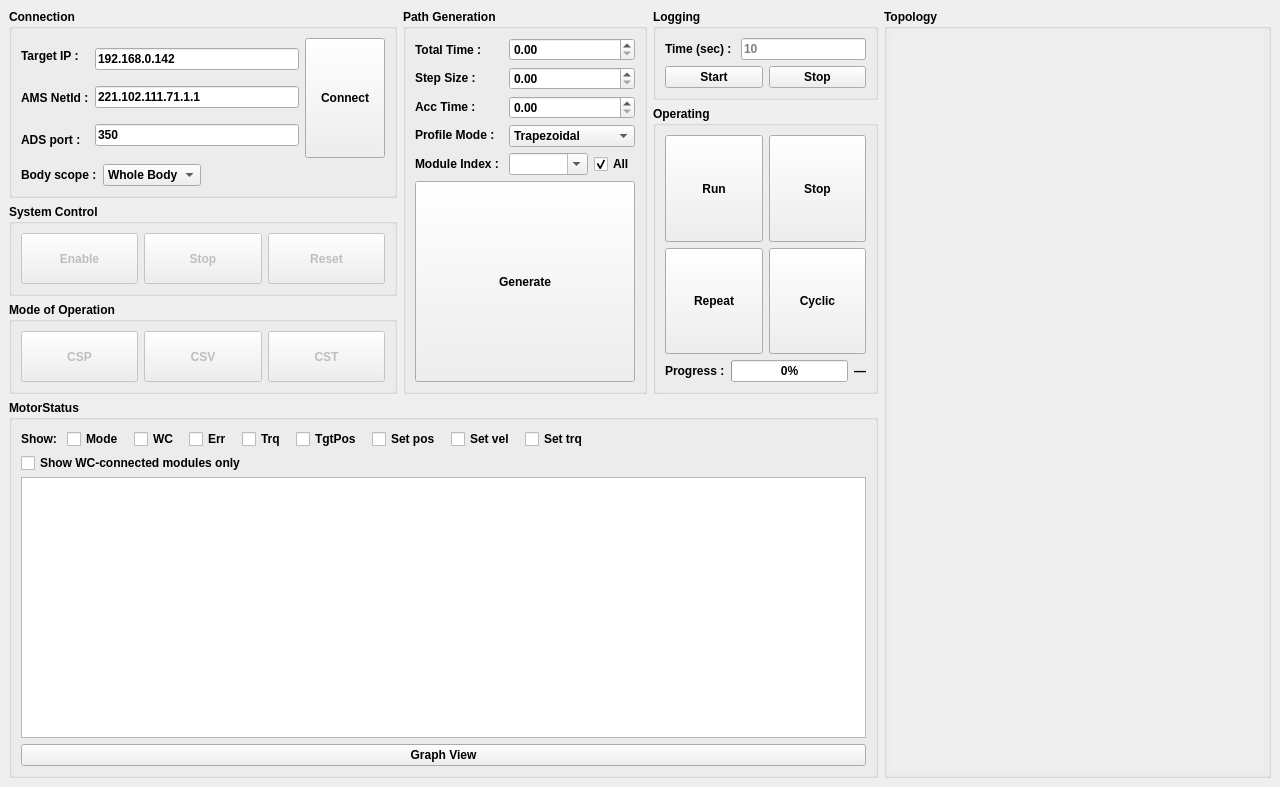
This is src/mainwindow.ui in hajunsong/twincat_ads_gui as Qt 5 draws it before an edit. The edited form follows.
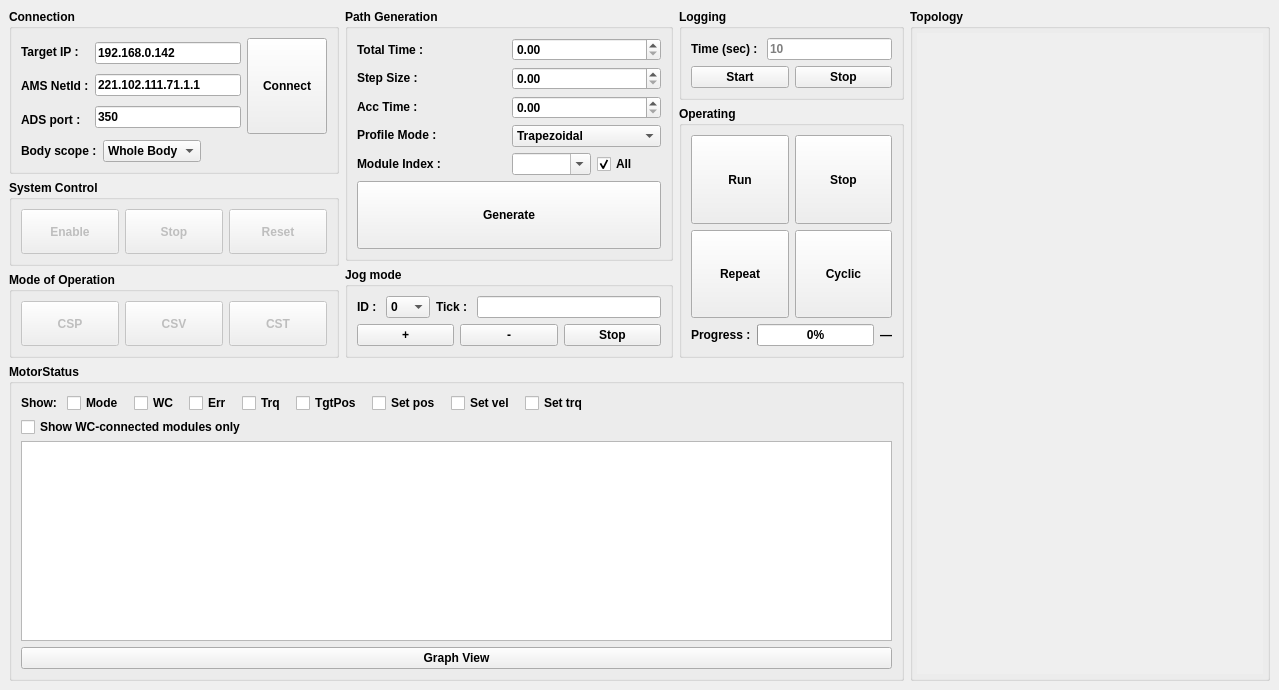
This is the edited form.

Commit message: moving motion(example) teaching & run

The edit to the form file:
```diff
--- a/src/mainwindow.ui
+++ b/src/mainwindow.ui
@@ -6,8 +6,8 @@
    <rect>
     <x>0</x>
     <y>0</y>
-    <width>1280</width>
-    <height>787</height>
+    <width>1279</width>
+    <height>690</height>
    </rect>
   </property>
   <property name="minimumSize">
@@ -26,9 +26,133 @@
    <string>TwinCAT ADS</string>
   </property>
   <widget class="QWidget" name="centralwidget">
-   <layout class="QGridLayout" name="gridLayout_7">
-    <item row="0" column="0">
-     <widget class="QGroupBox" name="groupConnection">
+   <layout class="QGridLayout" name="gridLayout_8">
+    <item row="1" column="0" rowspan="2">
+     <layout class="QVBoxLayout" name="verticalLayout_5">
+      <item>
+       <widget class="QGroupBox" name="groupBox_3">
+        <property name="title">
+         <string>System Control</string>
+        </property>
+        <layout class="QGridLayout" name="gridLayout_3">
+         <item row="0" column="0">
+          <widget class="QPushButton" name="btnEnable">
+           <property name="enabled">
+            <bool>false</bool>
+           </property>
+           <property name="sizePolicy">
+            <sizepolicy hsizetype="Minimum" vsizetype="Expanding">
+             <horstretch>0</horstretch>
+             <verstretch>0</verstretch>
+            </sizepolicy>
+           </property>
+           <property name="text">
+            <string>Enable</string>
+           </property>
+          </widget>
+         </item>
+         <item row="0" column="1">
+          <widget class="QPushButton" name="btnSystemStop">
+           <property name="enabled">
+            <bool>false</bool>
+           </property>
+           <property name="sizePolicy">
+            <sizepolicy hsizetype="Minimum" vsizetype="Expanding">
+             <horstretch>0</horstretch>
+             <verstretch>0</verstretch>
+            </sizepolicy>
+           </property>
+           <property name="text">
+            <string>Stop</string>
+           </property>
+          </widget>
+         </item>
+         <item row="0" column="2">
+          <widget class="QPushButton" name="btnReset">
+           <property name="enabled">
+            <bool>false</bool>
+           </property>
+           <property name="sizePolicy">
+            <sizepolicy hsizetype="Minimum" vsizetype="Expanding">
+             <horstretch>0</horstretch>
+             <verstretch>0</verstretch>
+            </sizepolicy>
+           </property>
+           <property name="text">
+            <string>Reset</string>
+           </property>
+          </widget>
+         </item>
+        </layout>
+       </widget>
+      </item>
+      <item>
+       <widget class="QGroupBox" name="groupBox_2">
+        <property name="title">
+         <string>Mode of Operation</string>
+        </property>
+        <layout class="QGridLayout" name="gridLayout_4">
+         <item row="0" column="0">
+          <widget class="QPushButton" name="btnCSP">
+           <property name="enabled">
+            <bool>false</bool>
+           </property>
+           <property name="sizePolicy">
+            <sizepolicy hsizetype="Minimum" vsizetype="Expanding">
+             <horstretch>0</horstretch>
+             <verstretch>0</verstretch>
+            </sizepolicy>
+           </property>
+           <property name="text">
+            <string>CSP</string>
+           </property>
+          </widget>
+         </item>
+         <item row="0" column="1">
+          <widget class="QPushButton" name="btnCSV">
+           <property name="enabled">
+            <bool>false</bool>
+           </property>
+           <property name="sizePolicy">
+            <sizepolicy hsizetype="Minimum" vsizetype="Expanding">
+             <horstretch>0</horstretch>
+             <verstretch>0</verstretch>
+            </sizepolicy>
+           </property>
+           <property name="text">
+            <string>CSV</string>
+           </property>
+          </widget>
+         </item>
+         <item row="0" column="2">
+          <widget class="QPushButton" name="btnCST">
+           <property name="enabled">
+            <bool>false</bool>
+           </property>
+           <property name="sizePolicy">
+            <sizepolicy hsizetype="Minimum" vsizetype="Expanding">
+             <horstretch>0</horstretch>
+             <verstretch>0</verstretch>
+            </sizepolicy>
+           </property>
+           <property name="text">
+            <string>CST</string>
+           </property>
+          </widget>
+         </item>
+        </layout>
+       </widget>
+      </item>
+     </layout>
+    </item>
+    <item row="3" column="0" colspan="3">
+     <widget class="QGroupBox" name="groupMotorSt">
+      <property name="sizePolicy">
+       <sizepolicy hsizetype="Preferred" vsizetype="Expanding">
+        <horstretch>0</horstretch>
+        <verstretch>2</verstretch>
+       </sizepolicy>
+      </property>
       <property name="font">
        <font>
         <weight>75</weight>
@@ -36,117 +160,85 @@
        </font>
       </property>
       <property name="title">
-       <string>Connection</string>
+       <string>MotorStatus</string>
       </property>
-      <layout class="QGridLayout" name="gridLayout">
-       <item row="0" column="0">
-        <layout class="QVBoxLayout" name="verticalLayout">
+      <layout class="QVBoxLayout" name="verticalLayout_motorSt">
+       <property name="spacing">
+        <number>4</number>
+       </property>
+       <item>
+        <layout class="QHBoxLayout" name="horizontalLayout_motorStCols">
+         <property name="spacing">
+          <number>10</number>
+         </property>
          <item>
-          <widget class="QLabel" name="labelHost">
+          <widget class="QLabel" name="labelMotorStCols">
            <property name="text">
-            <string>Target IP :</string>
+            <string>Show:</string>
            </property>
           </widget>
          </item>
          <item>
-          <widget class="QLabel" name="labelNetId">
+          <widget class="QCheckBox" name="cbMotorColMode">
            <property name="text">
-            <string>AMS NetId :</string>
+            <string>Mode</string>
            </property>
           </widget>
          </item>
          <item>
-          <widget class="QLabel" name="labelPort">
+          <widget class="QCheckBox" name="cbMotorColWc">
            <property name="text">
-            <string>ADS port :</string>
+            <string>WC</string>
            </property>
           </widget>
          </item>
-        </layout>
-       </item>
-       <item row="0" column="1">
-        <layout class="QVBoxLayout" name="verticalLayout_2">
          <item>
-          <widget class="QLineEdit" name="editHost">
-           <property name="toolTip">
-            <string>IPv4 or hostname of the TwinCAT runtime for ADS routing</string>
-           </property>
+          <widget class="QCheckBox" name="cbMotorColErr">
            <property name="text">
-            <string>192.168.0.142</string>
+            <string>Err</string>
            </property>
-           <property name="placeholderText">
-            <string>e.g. 192.168.0.142</string>
+           <property name="checked">
+            <bool>false</bool>
            </property>
           </widget>
          </item>
          <item>
-          <widget class="QLineEdit" name="editNetId">
+          <widget class="QCheckBox" name="cbMotorColTrq">
            <property name="text">
-            <string>221.102.111.71.1.1</string>
+            <string>Trq</string>
            </property>
-           <property name="placeholderText">
-            <string>e.g. 192.168.0.10.1.1</string>
-           </property>
           </widget>
          </item>
          <item>
-          <widget class="QLineEdit" name="editPort">
-           <property name="toolTip">
-            <string>Not TCP. Use the ADS port from the PLC task (e.g. Task properties) or PLC runtime (often 851 on TC3).</string>
+          <widget class="QCheckBox" name="cbMotorColTgtPos">
+           <property name="text">
+            <string>TgtPos</string>
            </property>
+          </widget>
+         </item>
+         <item>
+          <widget class="QCheckBox" name="cbMotorColSetPos">
            <property name="text">
-            <string>350</string>
+            <string>Set pos</string>
            </property>
-           <property name="placeholderText">
-            <string>e.g. task port 350 or PLC1 851</string>
-           </property>
           </widget>
          </item>
-        </layout>
-       </item>
-       <item row="0" column="2">
-        <widget class="QPushButton" name="btnConnect">
-         <property name="sizePolicy">
-          <sizepolicy hsizetype="Minimum" vsizetype="Expanding">
-           <horstretch>0</horstretch>
-           <verstretch>0</verstretch>
-          </sizepolicy>
-         </property>
-         <property name="text">
-          <string>Connect</string>
-         </property>
-        </widget>
-       </item>
-       <item row="1" column="0" colspan="2">
-        <layout class="QHBoxLayout" name="horizontalLayoutBodyScope">
          <item>
-          <widget class="QLabel" name="labelBodyScope">
+          <widget class="QCheckBox" name="cbMotorColSetVel">
            <property name="text">
-            <string>Body scope :</string>
+            <string>Set vel</string>
            </property>
           </widget>
          </item>
          <item>
-          <widget class="QComboBox" name="comboBodyScope">
-           <item>
-            <property name="text">
-             <string>Whole Body</string>
-            </property>
-           </item>
-           <item>
-            <property name="text">
-             <string>Upper Body</string>
-            </property>
-           </item>
-           <item>
-            <property name="text">
-             <string>Lower Body</string>
-            </property>
-           </item>
+          <widget class="QCheckBox" name="cbMotorColSetTrq">
+           <property name="text">
+            <string>Set trq</string>
+           </property>
           </widget>
          </item>
          <item>
-          <spacer name="horizontalSpacerBodyScope">
+          <spacer name="horizontalSpacer_motorStCols">
            <property name="orientation">
             <enum>Qt::Horizontal</enum>
            </property>
@@ -160,6 +252,80 @@
          </item>
         </layout>
        </item>
+       <item>
+        <widget class="QCheckBox" name="cbMotorStWcConnectedOnly">
+         <property name="text">
+          <string>Show WC-connected modules only</string>
+         </property>
+        </widget>
+       </item>
+       <item>
+        <layout class="QVBoxLayout" name="verticalLayout_motorStTableSection">
+         <property name="spacing">
+          <number>6</number>
+         </property>
+         <property name="leftMargin">
+          <number>0</number>
+         </property>
+         <property name="topMargin">
+          <number>0</number>
+         </property>
+         <property name="rightMargin">
+          <number>0</number>
+         </property>
+         <property name="bottomMargin">
+          <number>0</number>
+         </property>
+         <item>
+          <widget class="QTableView" name="tableViewMotorSt">
+           <property name="sizePolicy">
+            <sizepolicy hsizetype="Expanding" vsizetype="Expanding">
+             <horstretch>0</horstretch>
+             <verstretch>1</verstretch>
+            </sizepolicy>
+           </property>
+           <property name="minimumSize">
+            <size>
+             <width>0</width>
+             <height>200</height>
+            </size>
+           </property>
+           <property name="alternatingRowColors">
+            <bool>true</bool>
+           </property>
+           <property name="selectionMode">
+            <enum>QAbstractItemView::SingleSelection</enum>
+           </property>
+           <property name="selectionBehavior">
+            <enum>QAbstractItemView::SelectRows</enum>
+           </property>
+           <property name="showGrid">
+            <bool>true</bool>
+           </property>
+           <property name="sortingEnabled">
+            <bool>false</bool>
+           </property>
+          </widget>
+         </item>
+         <item>
+          <layout class="QHBoxLayout" name="horizontalLayout_graphView">
+           <item>
+            <widget class="QPushButton" name="btnGraphView">
+             <property name="sizePolicy">
+              <sizepolicy hsizetype="Minimum" vsizetype="Fixed">
+               <horstretch>0</horstretch>
+               <verstretch>0</verstretch>
+              </sizepolicy>
+             </property>
+             <property name="text">
+              <string>Graph View</string>
+             </property>
+            </widget>
+           </item>
+          </layout>
+         </item>
+        </layout>
+       </item>
       </layout>
      </widget>
     </item>
@@ -272,7 +438,7 @@
       </layout>
      </widget>
     </item>
-    <item row="0" column="2" rowspan="2">
+    <item row="0" column="2" rowspan="3">
      <layout class="QVBoxLayout" name="verticalLayout_6">
       <item>
        <widget class="QGroupBox" name="groupBox_4">
@@ -439,125 +605,143 @@
       </item>
      </layout>
     </item>
-    <item row="1" column="0">
-     <layout class="QVBoxLayout" name="verticalLayout_5">
-      <item>
-       <widget class="QGroupBox" name="groupBox_3">
-        <property name="title">
-         <string>System Control</string>
-        </property>
-        <layout class="QGridLayout" name="gridLayout_3">
-         <item row="0" column="0">
-          <widget class="QPushButton" name="btnEnable">
-           <property name="enabled">
-            <bool>false</bool>
-           </property>
-           <property name="sizePolicy">
-            <sizepolicy hsizetype="Minimum" vsizetype="Expanding">
-             <horstretch>0</horstretch>
-             <verstretch>0</verstretch>
-            </sizepolicy>
-           </property>
+    <item row="0" column="0">
+     <widget class="QGroupBox" name="groupConnection">
+      <property name="font">
+       <font>
+        <weight>75</weight>
+        <bold>true</bold>
+       </font>
+      </property>
+      <property name="title">
+       <string>Connection</string>
+      </property>
+      <layout class="QGridLayout" name="gridLayout">
+       <item row="0" column="0">
+        <layout class="QVBoxLayout" name="verticalLayout">
+         <item>
+          <widget class="QLabel" name="labelHost">
            <property name="text">
-            <string>Enable</string>
+            <string>Target IP :</string>
            </property>
           </widget>
          </item>
-         <item row="0" column="1">
-          <widget class="QPushButton" name="btnSystemStop">
-           <property name="enabled">
-            <bool>false</bool>
-           </property>
-           <property name="sizePolicy">
-            <sizepolicy hsizetype="Minimum" vsizetype="Expanding">
-             <horstretch>0</horstretch>
-             <verstretch>0</verstretch>
-            </sizepolicy>
-           </property>
+         <item>
+          <widget class="QLabel" name="labelNetId">
            <property name="text">
-            <string>Stop</string>
+            <string>AMS NetId :</string>
            </property>
           </widget>
          </item>
-         <item row="0" column="2">
-          <widget class="QPushButton" name="btnReset">
-           <property name="enabled">
-            <bool>false</bool>
-           </property>
-           <property name="sizePolicy">
-            <sizepolicy hsizetype="Minimum" vsizetype="Expanding">
-             <horstretch>0</horstretch>
-             <verstretch>0</verstretch>
-            </sizepolicy>
-           </property>
+         <item>
+          <widget class="QLabel" name="labelPort">
            <property name="text">
-            <string>Reset</string>
+            <string>ADS port :</string>
            </property>
           </widget>
          </item>
         </layout>
-       </widget>
-      </item>
-      <item>
-       <widget class="QGroupBox" name="groupBox_2">
-        <property name="title">
-         <string>Mode of Operation</string>
-        </property>
-        <layout class="QGridLayout" name="gridLayout_4">
-         <item row="0" column="0">
-          <widget class="QPushButton" name="btnCSP">
-           <property name="enabled">
-            <bool>false</bool>
+       </item>
+       <item row="0" column="1">
+        <layout class="QVBoxLayout" name="verticalLayout_2">
+         <item>
+          <widget class="QLineEdit" name="editHost">
+           <property name="toolTip">
+            <string>IPv4 or hostname of the TwinCAT runtime for ADS routing</string>
            </property>
-           <property name="sizePolicy">
-            <sizepolicy hsizetype="Minimum" vsizetype="Expanding">
-             <horstretch>0</horstretch>
-             <verstretch>0</verstretch>
-            </sizepolicy>
-           </property>
            <property name="text">
-            <string>CSP</string>
+            <string>192.168.0.142</string>
            </property>
+           <property name="placeholderText">
+            <string>e.g. 192.168.0.142</string>
+           </property>
           </widget>
          </item>
-         <item row="0" column="1">
-          <widget class="QPushButton" name="btnCSV">
-           <property name="enabled">
-            <bool>false</bool>
-           </property>
-           <property name="sizePolicy">
-            <sizepolicy hsizetype="Minimum" vsizetype="Expanding">
-             <horstretch>0</horstretch>
-             <verstretch>0</verstretch>
-            </sizepolicy>
-           </property>
+         <item>
+          <widget class="QLineEdit" name="editNetId">
            <property name="text">
-            <string>CSV</string>
+            <string>221.102.111.71.1.1</string>
            </property>
+           <property name="placeholderText">
+            <string>e.g. 192.168.0.10.1.1</string>
+           </property>
           </widget>
          </item>
-         <item row="0" column="2">
-          <widget class="QPushButton" name="btnCST">
-           <property name="enabled">
-            <bool>false</bool>
+         <item>
+          <widget class="QLineEdit" name="editPort">
+           <property name="toolTip">
+            <string>Not TCP. Use the ADS port from the PLC task (e.g. Task properties) or PLC runtime (often 851 on TC3).</string>
            </property>
-           <property name="sizePolicy">
-            <sizepolicy hsizetype="Minimum" vsizetype="Expanding">
-             <horstretch>0</horstretch>
-             <verstretch>0</verstretch>
-            </sizepolicy>
+           <property name="text">
+            <string>350</string>
            </property>
+           <property name="placeholderText">
+            <string>e.g. task port 350 or PLC1 851</string>
+           </property>
+          </widget>
+         </item>
+        </layout>
+       </item>
+       <item row="0" column="2">
+        <widget class="QPushButton" name="btnConnect">
+         <property name="sizePolicy">
+          <sizepolicy hsizetype="Minimum" vsizetype="Expanding">
+           <horstretch>0</horstretch>
+           <verstretch>0</verstretch>
+          </sizepolicy>
+         </property>
+         <property name="text">
+          <string>Connect</string>
+         </property>
+        </widget>
+       </item>
+       <item row="1" column="0" colspan="2">
+        <layout class="QHBoxLayout" name="horizontalLayoutBodyScope">
+         <item>
+          <widget class="QLabel" name="labelBodyScope">
            <property name="text">
-            <string>CST</string>
+            <string>Body scope :</string>
            </property>
           </widget>
          </item>
+         <item>
+          <widget class="QComboBox" name="comboBodyScope">
+           <item>
+            <property name="text">
+             <string>Whole Body</string>
+            </property>
+           </item>
+           <item>
+            <property name="text">
+             <string>Upper Body</string>
+            </property>
+           </item>
+           <item>
+            <property name="text">
+             <string>Lower Body</string>
+            </property>
+           </item>
+          </widget>
+         </item>
+         <item>
+          <spacer name="horizontalSpacerBodyScope">
+           <property name="orientation">
+            <enum>Qt::Horizontal</enum>
+           </property>
+           <property name="sizeHint" stdset="0">
+            <size>
+             <width>40</width>
+             <height>20</height>
+            </size>
+           </property>
+          </spacer>
+         </item>
         </layout>
-       </widget>
-      </item>
-     </layout>
+       </item>
+      </layout>
+     </widget>
     </item>
-    <item row="0" column="3" rowspan="3">
+    <item row="0" column="3" rowspan="4">
      <widget class="QGroupBox" name="groupTopology">
       <property name="sizePolicy">
        <sizepolicy hsizetype="Preferred" vsizetype="Expanding">
@@ -607,7 +791,7 @@
             <x>0</x>
             <y>0</y>
             <width>346</width>
-            <height>735</height>
+            <height>640</height>
            </rect>
           </property>
          </widget>
@@ -616,184 +800,134 @@
       </layout>
      </widget>
     </item>
-    <item row="2" column="0" colspan="3">
-     <widget class="QGroupBox" name="groupMotorSt">
-      <property name="sizePolicy">
-       <sizepolicy hsizetype="Preferred" vsizetype="Expanding">
-        <horstretch>0</horstretch>
-        <verstretch>2</verstretch>
-       </sizepolicy>
-      </property>
-      <property name="font">
-       <font>
-        <weight>75</weight>
-        <bold>true</bold>
-       </font>
-      </property>
+    <item row="2" column="1">
+     <widget class="QGroupBox" name="groupBox_6">
       <property name="title">
-       <string>MotorStatus</string>
+       <string>Jog mode</string>
       </property>
-      <layout class="QVBoxLayout" name="verticalLayout_motorSt">
-       <property name="spacing">
-        <number>4</number>
-       </property>
-       <item>
-        <layout class="QHBoxLayout" name="horizontalLayout_motorStCols">
-         <property name="spacing">
-          <number>10</number>
-         </property>
+      <layout class="QGridLayout" name="gridLayout_7">
+       <item row="0" column="0">
+        <layout class="QHBoxLayout" name="horizontalLayout_4">
          <item>
-          <widget class="QLabel" name="labelMotorStCols">
+          <widget class="QLabel" name="label_7">
            <property name="text">
-            <string>Show:</string>
+            <string>ID : </string>
            </property>
           </widget>
          </item>
          <item>
-          <widget class="QCheckBox" name="cbMotorColMode">
-           <property name="text">
-            <string>Mode</string>
-           </property>
+          <widget class="QComboBox" name="JogID">
+           <item>
+            <property name="text">
+             <string>0</string>
+            </property>
+           </item>
+           <item>
+            <property name="text">
+             <string>1</string>
+            </property>
+           </item>
+           <item>
+            <property name="text">
+             <string>2</string>
+            </property>
+           </item>
+           <item>
+            <property name="text">
+             <string>3</string>
+            </property>
+           </item>
+           <item>
+            <property name="text">
+             <string>4</string>
+            </property>
+           </item>
+           <item>
+            <property name="text">
+             <string>5</string>
+            </property>
+           </item>
+           <item>
+            <property name="text">
+             <string>6</string>
+            </property>
+           </item>
+           <item>
+            <property name="text">
+             <string>7</string>
+            </property>
+           </item>
+           <item>
+            <property name="text">
+             <string>8</string>
+            </property>
+           </item>
+           <item>
+            <property name="text">
+             <string>9</string>
+            </property>
+           </item>
+           <item>
+            <property name="text">
+             <string>10</string>
+            </property>
+           </item>
+           <item>
+            <property name="text">
+             <string>11</string>
+            </property>
+           </item>
+           <item>
+            <property name="text">
+             <string>12</string>
+            </property>
+           </item>
+           <item>
+            <property name="text">
+             <string>13</string>
+            </property>
+           </item>
+           <item>
+            <property name="text">
+             <string>14</string>
+            </property>
+           </item>
           </widget>
          </item>
          <item>
-          <widget class="QCheckBox" name="cbMotorColWc">
+          <widget class="QLabel" name="label_8">
            <property name="text">
-            <string>WC</string>
+            <string>Tick : </string>
            </property>
           </widget>
          </item>
          <item>
-          <widget class="QCheckBox" name="cbMotorColErr">
-           <property name="text">
-            <string>Err</string>
-           </property>
-           <property name="checked">
-            <bool>false</bool>
-           </property>
-          </widget>
-         </item>
-         <item>
-          <widget class="QCheckBox" name="cbMotorColTrq">
-           <property name="text">
-            <string>Trq</string>
-           </property>
-          </widget>
-         </item>
-         <item>
-          <widget class="QCheckBox" name="cbMotorColTgtPos">
-           <property name="text">
-            <string>TgtPos</string>
-           </property>
-          </widget>
-         </item>
-         <item>
-          <widget class="QCheckBox" name="cbMotorColSetPos">
-           <property name="text">
-            <string>Set pos</string>
-           </property>
-          </widget>
-         </item>
-         <item>
-          <widget class="QCheckBox" name="cbMotorColSetVel">
-           <property name="text">
-            <string>Set vel</string>
-           </property>
-          </widget>
-         </item>
-         <item>
-          <widget class="QCheckBox" name="cbMotorColSetTrq">
-           <property name="text">
-            <string>Set trq</string>
-           </property>
-          </widget>
-         </item>
-         <item>
-          <spacer name="horizontalSpacer_motorStCols">
-           <property name="orientation">
-            <enum>Qt::Horizontal</enum>
-           </property>
-           <property name="sizeHint" stdset="0">
-            <size>
-             <width>40</width>
-             <height>20</height>
-            </size>
-           </property>
-          </spacer>
+          <widget class="QLineEdit" name="jogTick"/>
          </item>
         </layout>
        </item>
-       <item>
-        <widget class="QCheckBox" name="cbMotorStWcConnectedOnly">
-         <property name="text">
-          <string>Show WC-connected modules only</string>
-         </property>
-        </widget>
-       </item>
-       <item>
-        <layout class="QVBoxLayout" name="verticalLayout_motorStTableSection">
-         <property name="spacing">
-          <number>6</number>
-         </property>
-         <property name="leftMargin">
-          <number>0</number>
-         </property>
-         <property name="topMargin">
-          <number>0</number>
-         </property>
-         <property name="rightMargin">
-          <number>0</number>
-         </property>
-         <property name="bottomMargin">
-          <number>0</number>
-         </property>
+       <item row="1" column="0">
+        <layout class="QHBoxLayout" name="horizontalLayout_3">
          <item>
-          <widget class="QTableView" name="tableViewMotorSt">
-           <property name="sizePolicy">
-            <sizepolicy hsizetype="Expanding" vsizetype="Expanding">
-             <horstretch>0</horstretch>
-             <verstretch>1</verstretch>
-            </sizepolicy>
+          <widget class="QPushButton" name="btnJogPlus">
+           <property name="text">
+            <string>+</string>
            </property>
-           <property name="minimumSize">
-            <size>
-             <width>0</width>
-             <height>200</height>
-            </size>
+          </widget>
+         </item>
+         <item>
+          <widget class="QPushButton" name="btnJogMinus">
+           <property name="text">
+            <string>-</string>
            </property>
-           <property name="alternatingRowColors">
-            <bool>true</bool>
-           </property>
-           <property name="selectionMode">
-            <enum>QAbstractItemView::SingleSelection</enum>
-           </property>
-           <property name="selectionBehavior">
-            <enum>QAbstractItemView::SelectRows</enum>
-           </property>
-           <property name="showGrid">
-            <bool>true</bool>
-           </property>
-           <property name="sortingEnabled">
-            <bool>false</bool>
-           </property>
           </widget>
          </item>
          <item>
-          <layout class="QHBoxLayout" name="horizontalLayout_graphView">
-           <item>
-            <widget class="QPushButton" name="btnGraphView">
-             <property name="sizePolicy">
-              <sizepolicy hsizetype="Minimum" vsizetype="Fixed">
-               <horstretch>0</horstretch>
-               <verstretch>0</verstretch>
-              </sizepolicy>
-             </property>
-             <property name="text">
-              <string>Graph View</string>
-             </property>
-            </widget>
-           </item>
-          </layout>
+          <widget class="QPushButton" name="btnJogStop">
+           <property name="text">
+            <string>Stop</string>
+           </property>
+          </widget>
          </item>
         </layout>
        </item>
```
The commit also changes 2 other files.
